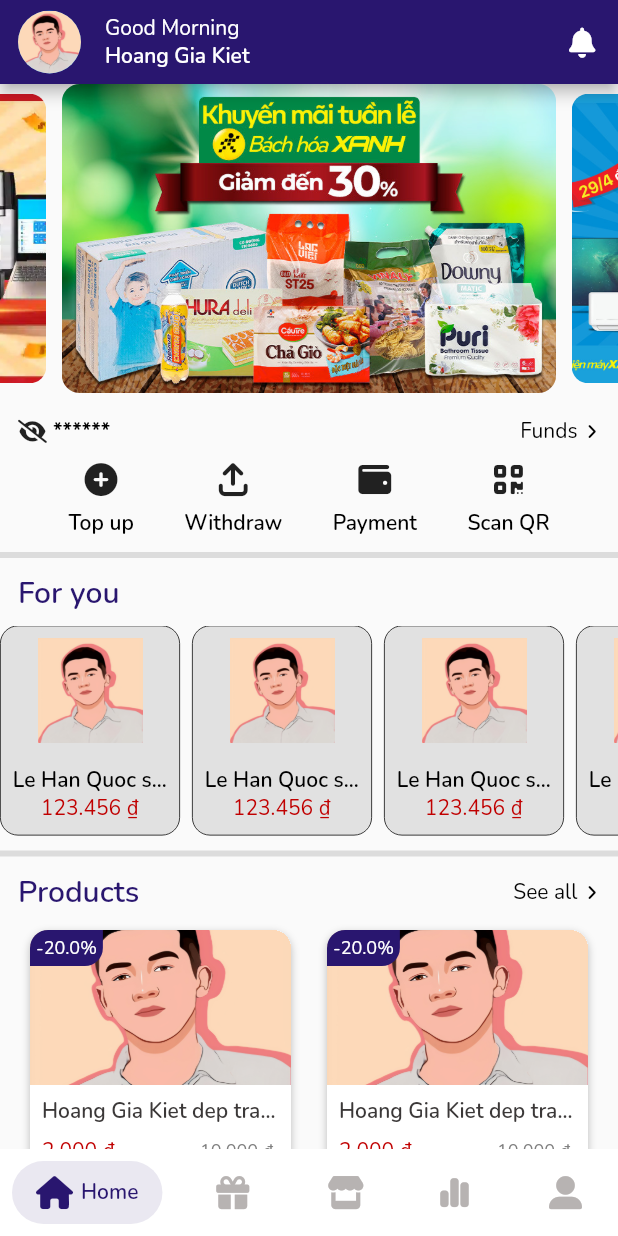
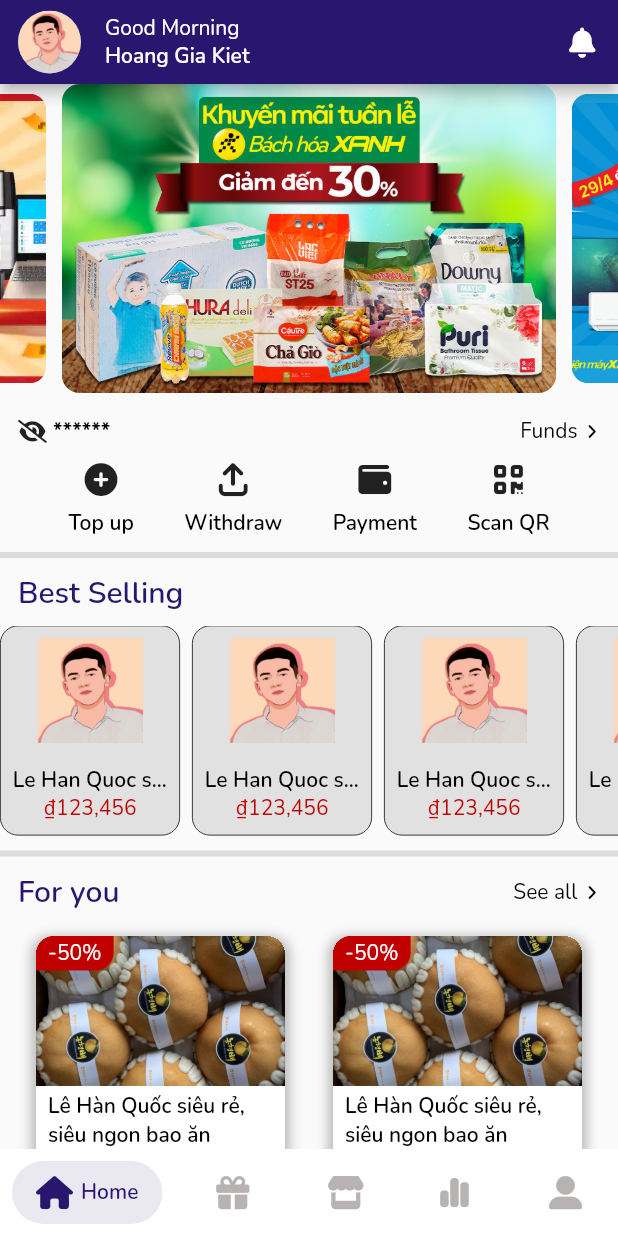
Before and after one commit to Bie-NHD/k2db-flutter-app, a Flutter app: the screen it shows after launch, after a tap on "Get Started", on a phone screen of 412 x 824 dp. Run offline on Flutter 3.47's test engine with Material 2 defaults, Android fonts, the phone set to English and light mode, and no system bars; drawn by our look-alikes of carousel_slider, salomon_bottom_bar; our stand-ins replace firebase_core, firebase_messaging, font_awesome_flutter; accounts and stored records are empty.

Commit message:
update card item product on home screen

```diff
--- a/k2dbmoneyapp/lib/core/extensions/extension_double.dart
+++ b/k2dbmoneyapp/lib/core/extensions/extension_double.dart
@@ -1,6 +1,7 @@
 import 'package:intl/intl.dart';
 
-final formatCurrency = NumberFormat.simpleCurrency(locale: "vi-VN");
+final formatCurrency =
+    NumberFormat.simpleCurrency(name: "VND", decimalDigits: 0);
 
 extension StringX on double {
   String toFormatMoney() {
--- a/k2dbmoneyapp/lib/core/helpers/helper_asset.dart
+++ b/k2dbmoneyapp/lib/core/helpers/helper_asset.dart
@@ -1,8 +1,6 @@
 class HelperAssets {
   static const String iconScanQr = 'assets/icons/scan-qrcode.svg';
-
   static const String imageAvt = 'assets/images/avt.png';
-
   static const String banner1 = 'assets/images/banner1.jpg';
   static const String banner2 = 'assets/images/banner2.jpg';
   static const String banner3 = 'assets/images/banner3.jpg';
@@ -12,4 +10,6 @@
   static const String onBoard1 = 'assets/images/onboarding1.png';
   static const String onBoard2 = 'assets/images/onboarding2.png';
   static const String onBoard3 = 'assets/images/onboarding3.png';
+  static const String product = 'assets/images/le-han-quoc.jpg';
+  static const String logoBrandStore = 'assets/images/logo-bach-hoa-xanh.png';
 }
--- a/k2dbmoneyapp/lib/core/helpers/helper_image.dart
+++ b/k2dbmoneyapp/lib/core/helpers/helper_image.dart
@@ -16,7 +16,7 @@
         imageFilePath,
         width: width,
         height: height,
-        fit: fit ?? BoxFit.contain,
+        fit: fit ?? BoxFit.cover,
         alignment: alignment ?? Alignment.center,
       ),
     );
--- a/k2dbmoneyapp/lib/views/screens/authen/onbroading_screen.dart
+++ b/k2dbmoneyapp/lib/views/screens/authen/onbroading_screen.dart
@@ -1,7 +1,6 @@
 import 'package:flutter/material.dart';
 import 'package:k2dbmoneyapp/core/constant/color.dart';
 import 'package:k2dbmoneyapp/core/constant/dimension.dart';
-import 'package:k2dbmoneyapp/core/helpers/helper_asset.dart';
 import 'package:k2dbmoneyapp/core/widgets/widget_itembutton.dart';
 import 'package:k2dbmoneyapp/views/widgets/dot_indicators.dart';
 import 'package:k2dbmoneyapp/views/widgets/widget_onboardContent.dart';
--- a/k2dbmoneyapp/lib/views/screens/home/Widgets/widget_card_itemproduct.dart
+++ b/k2dbmoneyapp/lib/views/screens/home/Widgets/widget_card_itemproduct.dart
@@ -1,122 +1,122 @@
 import 'package:flutter/material.dart';
 import 'package:k2dbmoneyapp/core/constant/color.dart';
 import 'package:k2dbmoneyapp/core/constant/dimension.dart';
+import 'package:k2dbmoneyapp/core/constant/text.dart';
 import 'package:k2dbmoneyapp/core/extensions/extension_double.dart';
+import 'package:k2dbmoneyapp/core/extensions/extension_textstyle.dart';
+import 'package:k2dbmoneyapp/core/helpers/helper_image.dart';
 
-import '../../../../../core/constant/text.dart';
-import '../../../../../core/extensions/extension_textstyle.dart';
+import '../../../../core/helpers/helper_asset.dart';
 
 class CardItemProduct extends StatelessWidget {
-  final Function() onTap;
-  final String imagePath;
-  final String nameProduct;
-  final double price;
-  final double? discountPercent;
-
   const CardItemProduct({
     Key? key,
-    required this.onTap,
-    required this.imagePath,
-    required this.nameProduct,
-    required this.price,
-    this.discountPercent,
   }) : super(key: key);
 
   @override
   Widget build(BuildContext context) {
-    Size size = MediaQuery.of(context).size;
-    double priceNew = price * (discountPercent! / 100);
-
     return Padding(
       padding: const EdgeInsets.symmetric(
-          vertical: k8Padding / 2, horizontal: k8Padding),
+          vertical: k8Padding, horizontal: k12Padding),
+      child: GestureDetector(
+        onTap: () {
+          Navigator.of(context).pushNamed("/detail_product");
+        },
         child: Stack(
           children: [
             Container(
-            height: 300,
               clipBehavior: Clip.hardEdge,
               decoration: BoxDecoration(
+                  borderRadius: BorderRadius.circular(kBorderRadiusMin),
                   color: ColorsApp.backgroundLight,
-                borderRadius:
-                    const BorderRadius.all(Radius.circular(kBorderRadiusMin)),
                   boxShadow: [
                     BoxShadow(
                       color: ColorsApp.backgroundDark.withOpacity(0.25),
-                    blurRadius: 4,
-                    offset: const Offset(0, 2),
+                      offset: const Offset(0, 3),
+                      spreadRadius: 3,
+                      blurRadius: 6,
                     ),
                   ]),
               child: Column(
-              crossAxisAlignment: CrossAxisAlignment.start,
                 children: [
-                SizedBox(
-                  width: size.width,
-                  height: size.width * 0.25,
-                  child: Image.asset(
-                    imagePath,
+                  Image.asset(
+                    HelperAssets.product,
+                    width: double.maxFinite,
+                    height: 100,
                     fit: BoxFit.cover,
-                  ),
+                    alignment: Alignment.center,
                   ),
                   Padding(
-                  padding: const EdgeInsets.all(k8Padding),
+                    padding: const EdgeInsets.symmetric(
+                        vertical: k8Padding / 2, horizontal: k8Padding),
                     child: Column(
                       crossAxisAlignment: CrossAxisAlignment.start,
                       children: [
                         Text(
-                        nameProduct,
-                        style: TextStyles.defaultStyle.semiBold.colorTitleText,
+                          "Lê Hàn Quốc siêu rẻ, siêu ngon bao ăn",
+                          style: TextStyles.defaultStyle.semiBold,
+                          maxLines: 2,
                           overflow: TextOverflow.ellipsis,
                         ),
                         const SizedBox(
-                        height: k8Padding,
+                          height: k8Padding / 2,
                         ),
                         Row(
                           children: [
-                          Expanded(
-                            child: Text(
-                              priceNew.toFormatMoney(),
+                            HelperImage.loadFromAsset(
+                              HelperAssets.logoBrandStore,
+                              width: k24Padding,
+                              height: k24Padding,
+                              radius: BorderRadius.circular(kBorderRadiusMax),
+                            ),
+                            const SizedBox(
+                              width: k8Padding / 2,
+                            ),
+                            Text(
+                              "Bách Hoá Xanh",
+                              style: TextStyles.defaultStyle.fontMin,
+                              overflow: TextOverflow.ellipsis,
+                            ),
+                          ],
+                        ),
+                        const SizedBox(
+                          height: k8Padding / 2,
+                        ),
+                        Text(
+                          12341512.0.toFormatMoney(),
                           style: TextStyles.defaultStyle.colorRed,
                           overflow: TextOverflow.ellipsis,
                         ),
+                        Text(
+                          "Kho: 12,5k",
+                          style: TextStyles.defaultStyle.fontMin.colorHintText,
                         ),
-                          Spacer(),
-                          Expanded(
-                            child: Text(
-                              price.toFormatMoney(),
-                              style: TextStyles
-                                  .defaultStyle.fontMin.colorHintText
-                                  .copyWith(
-                                decoration: TextDecoration.lineThrough,
-                                overflow: TextOverflow.ellipsis,
-                              ),
-                            ),
-                          ),
-                        ],
-                      )
                       ],
                     ),
                   )
                 ],
               ),
             ),
-          // Discount
-          discountPercent != null
-              ? Positioned(
+            Positioned(
+                top: 0,
+                left: 0,
                 child: Container(
-                    padding: const EdgeInsets.all(k8Padding / 2),
+                  padding: const EdgeInsets.symmetric(
+                      vertical: k8Padding / 4, horizontal: k8Padding),
                   decoration: const BoxDecoration(
-                        color: ColorsApp.primaryColor,
+                    color: ColorsApp.statusErrorColor,
                     borderRadius: BorderRadius.only(
                       topLeft: Radius.circular(kBorderRadiusMin),
-                            bottomRight: Radius.circular(kBorderRadiusMin))),
-                    child: Text(
-                      "-$discountPercent%",
-                      style: TextStyles.defaultStyle.fontMin.colorAppBarText,
+                      bottomRight: Radius.circular(kBorderRadiusMin),
                     ),
                   ),
-                )
-              : Container(),
+                  child: Text(
+                    "-50%",
+                    style: TextStyles.defaultStyle.colorAppBarText,
+                  ),
+                ))
           ],
+        ),
       ),
     );
   }
--- a/k2dbmoneyapp/lib/views/screens/home/home_main.dart
+++ b/k2dbmoneyapp/lib/views/screens/home/home_main.dart
@@ -7,10 +7,11 @@
 import 'package:k2dbmoneyapp/core/helpers/helper_asset.dart';
 import 'package:k2dbmoneyapp/core/helpers/helper_image.dart';
 import 'package:k2dbmoneyapp/core/widgets/icon_textlink.dart';
+import 'package:k2dbmoneyapp/views/screens/home/Widgets/widget_card_itemproduct.dart';
+
 import '../../../../core/constant/text.dart';
 import '../../widgets/widget_banner.dart';
 import '../../widgets/widget_card_function.dart';
-import 'Widgets/widget_card_itemproduct.dart';
 import 'Widgets/widget_card_itemtopproduct.dart';
 
 class HomeScreen extends StatefulWidget {
@@ -35,8 +36,10 @@
         leading: Padding(
           padding: const EdgeInsets.only(left: k12Padding),
           child: CircleAvatar(
-            child: HelperImage.loadFromAsset(HelperAssets.imageAvt,
-                radius: BorderRadius.circular(k24Padding * 2)),
+            child: HelperImage.loadFromAsset(
+              HelperAssets.imageAvt,
+              radius: BorderRadius.circular(kBorderRadiusMax * 2),
+            ),
           ),
         ),
         title: Column(
@@ -140,7 +143,7 @@
                 mainAxisAlignment: MainAxisAlignment.start,
                 crossAxisAlignment: CrossAxisAlignment.start,
                 children: [
-                  Text("For you",
+                  Text("Best Selling",
                       style: TextStyles
                           .defaultStyle.fontAppbar.semiBold.colorPrimaryText),
                   const SizedBox(
@@ -181,7 +184,7 @@
                   Row(
                     children: [
                       Text(
-                        "Products",
+                        "For you",
                         style: TextStyles
                             .defaultStyle.fontAppbar.semiBold.colorPrimaryText,
                       ),
@@ -202,22 +205,16 @@
                       height: size.height,
                       child: GridView.builder(
                           physics: const NeverScrollableScrollPhysics(),
+                          shrinkWrap: true,
                           itemCount: 15,
                           gridDelegate:
                               const SliverGridDelegateWithFixedCrossAxisCount(
                             crossAxisCount: 2,
                             crossAxisSpacing: k8Padding,
-                        mainAxisSpacing: k24Padding,
+                            mainAxisSpacing: k16Padding,
+                            childAspectRatio: 3 / 4,
                           ),
-                      itemBuilder: (context, index) => CardItemProduct(
-                        onTap: () {},
-                        imagePath: HelperAssets.imageAvt,
-                        nameProduct: "Hoang Gia Kiet dep trai qua hihi",
-                        price: 10000,
-                        discountPercent: 20,
-                      ),
-                    ),
-                  )
+                          itemBuilder: (context, index) => CardItemProduct()))
                 ],
               ),
             )
--- a/k2dbmoneyapp/lib/views/widgets/dot_indicators.dart
+++ b/k2dbmoneyapp/lib/views/widgets/dot_indicators.dart
@@ -1,5 +1,4 @@
 import 'package:flutter/material.dart';
-import 'package:k2dbmoneyapp/core/constant/color.dart';
 import 'package:k2dbmoneyapp/core/constant/dimension.dart';
 
 class DotIndicator extends StatelessWidget {
@@ -13,9 +12,10 @@
       duration: const Duration(milliseconds: 300),
       height: isActive ? k12Padding : k8Padding / 2,
       width: k8Padding / 2,
-      decoration: const BoxDecoration(
-          color: ColorsApp.primaryColor,
-          borderRadius: BorderRadius.all(Radius.circular(kBorderRadiusMin))),
+      decoration: BoxDecoration(
+          color: isActive ? const Color(0xFF29166F) : const Color(0xFFB7B3B2),
+          borderRadius:
+              const BorderRadius.all(Radius.circular(kBorderRadiusMin))),
     );
   }
 }
--- a/k2dbmoneyapp/lib/views/widgets/widget_onboardContent.dart
+++ b/k2dbmoneyapp/lib/views/widgets/widget_onboardContent.dart
@@ -2,6 +2,7 @@
 import 'package:k2dbmoneyapp/core/constant/dimension.dart';
 import 'package:k2dbmoneyapp/core/constant/text.dart';
 import 'package:k2dbmoneyapp/core/extensions/extension_textstyle.dart';
+
 import '../../core/helpers/helper_asset.dart';
 import '../../core/helpers/helper_image.dart';
 
```
Also changed, not shown: k2dbmoneyapp/assets/images/le-han-quoc.jpg (added), k2dbmoneyapp/assets/images/logo-bach-hoa-xanh.png (added). Lines whose indentation alone changed are shown as unchanged.
